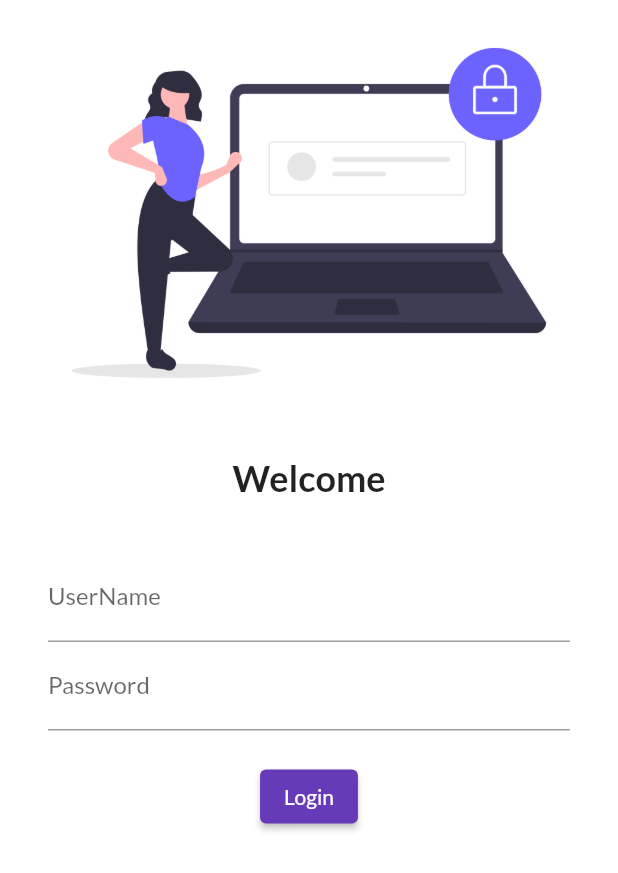
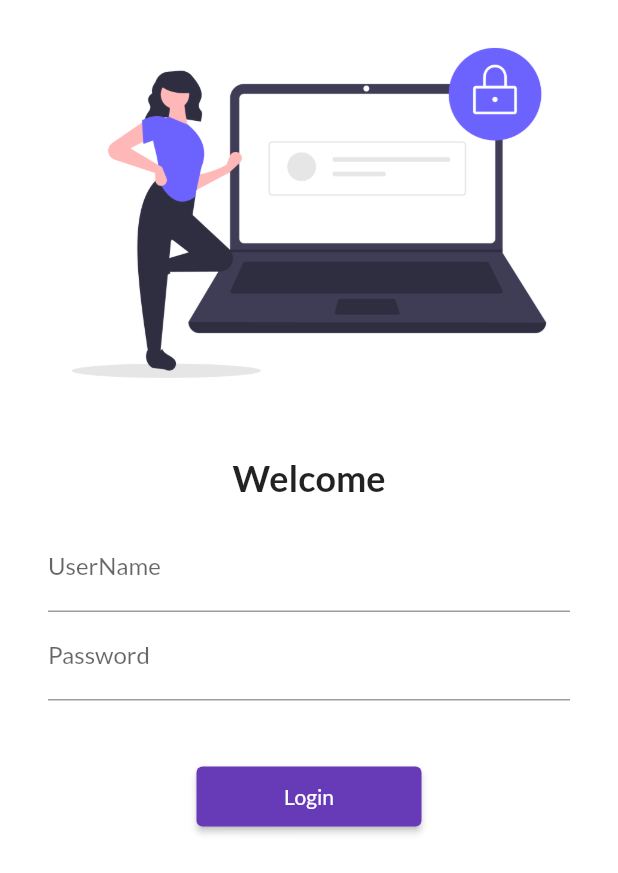
Before and after one commit to yashsaini7060/30DaysOfFlutter, a Flutter app: the screen it shows after launch, on a phone screen of 412 x 824 dp. Shown: the top 873 px of the screen. Run offline on Flutter 3.47's test engine with Material 2 defaults, Android fonts, the phone set to English and light mode, and no system bars; our stand-ins replace google_fonts.

Commit message:
Day 5 completed

```diff
--- a/lib/main.dart
+++ b/lib/main.dart
@@ -1,6 +1,7 @@
 import 'package:flutter/material.dart';
 import 'package:flutter_first_application/pages/home_page.dart';
 import 'package:flutter_first_application/pages/login_page.dart';
+import 'package:flutter_first_application/utils/routes.dart';
 import 'package:google_fonts/google_fonts.dart';
 
 void main() {
@@ -23,8 +24,8 @@
       ),
       routes: {
         "/": (context) => LoginPage(),
-        "/Login": (context) => LoginPage(),
-        "/home": (context) => HomePage()
+        MyRoutes.loginRoute: (context) => LoginPage(),
+        MyRoutes.homeRoute: (context) => HomePage(),
       },
     );
   }
--- a/lib/pages/login_page.dart
+++ b/lib/pages/login_page.dart
@@ -1,10 +1,13 @@
 import 'package:flutter/material.dart';
+import 'package:flutter_first_application/pages/home_page.dart';
+import 'package:flutter_first_application/utils/routes.dart';
 
 class LoginPage extends StatelessWidget {
   @override
   Widget build(BuildContext context) {
     return Material(
       color: Colors.white,
+      child: SingleChildScrollView(
         child: Column(
           children: [
             Image.asset(
@@ -22,7 +25,7 @@
               ),
             ),
             SizedBox(
-            height: 20.0,
+              height: 0.0,
             ),
             Padding(
               padding: const EdgeInsets.symmetric(vertical: 16, horizontal: 32),
@@ -42,13 +45,13 @@
                     ),
                   ),
                   SizedBox(
-                  height: 20.0,
+                    height: 40.0,
                   ),
                   ElevatedButton(
                     child: Text("Login"),
-                  style: TextButton.styleFrom(),
+                    style: TextButton.styleFrom(minimumSize: Size(150, 40)),
                     onPressed: () {
-                    print("Hi Yash");
+                      Navigator.pushNamed(context, MyRoutes.homeRoute);
                     },
                   ),
                 ],
@@ -56,6 +59,7 @@
             ),
           ],
         ),
+      ),
     );
   }
 }
--- /dev/null
+++ b/lib/utils/routes.dart
@@ -0,0 +1,4 @@
+class MyRoutes {
+  static String loginRoute = "/login";
+  static String homeRoute = "/home";
+}
```
Lines whose indentation alone changed are shown as unchanged.
